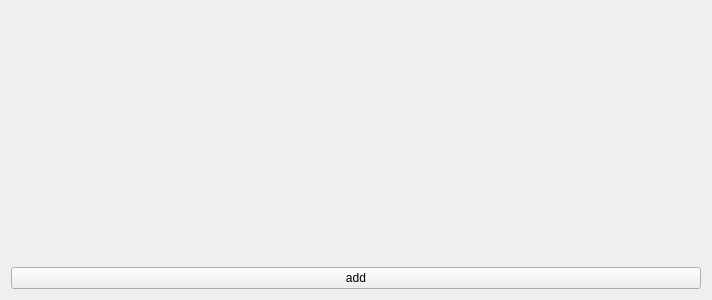
This is CodeCreator/WidgetListEditor.ui in Ulle84/UllesSourceCode as Qt 5 draws it before an edit. The edited form follows.
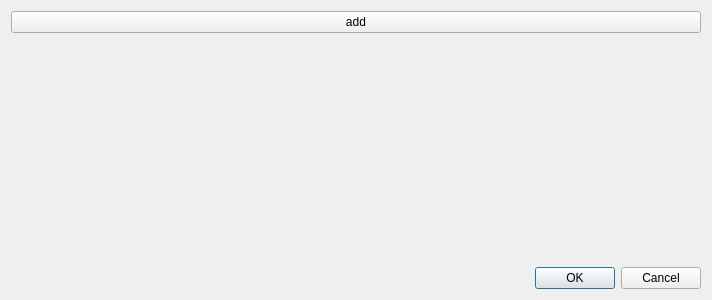
This is the edited form.

The edit to the form file:
```diff
--- a/CodeCreator/WidgetListEditor.ui
+++ b/CodeCreator/WidgetListEditor.ui
@@ -14,6 +14,13 @@
    <string>Form</string>
   </property>
   <layout class="QVBoxLayout" name="verticalLayout_2">
+   <item>
+    <widget class="QPushButton" name="pushButtonAdd">
+     <property name="text">
+      <string>add</string>
+     </property>
+    </widget>
+   </item>
    <item>
     <layout class="QVBoxLayout" name="list"/>
    </item>
@@ -31,9 +38,9 @@
     </spacer>
    </item>
    <item>
-    <widget class="QPushButton" name="pushButtonAdd">
-     <property name="text">
-      <string>add</string>
+    <widget class="QDialogButtonBox" name="buttonBox">
+     <property name="standardButtons">
+      <set>QDialogButtonBox::Cancel|QDialogButtonBox::Ok</set>
      </property>
     </widget>
    </item>
```
